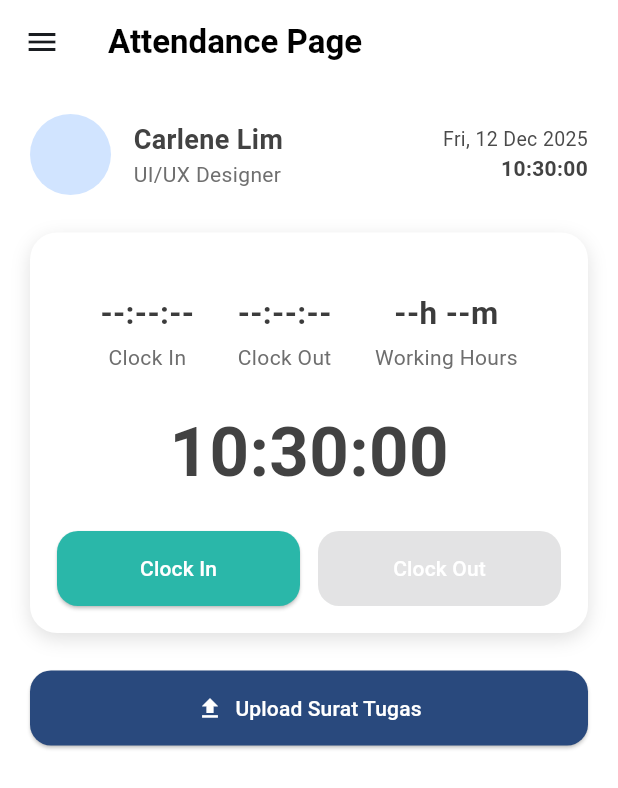
After one commit to MiniMaliZ/PBL3B_HRIS, a Flutter app: the screen it shows after launch, in the side drawer, after a tap on "Attendance", on a phone screen of 412 x 824 dp. The commit adds this screen. Shown: the top 788 px of the screen. Run offline on Flutter 3.47's test engine with Material 3 defaults, Android fonts, the phone set to English and light mode, and no system bars; our stand-ins replace go_router.

Commit message:
Attendance Report

```diff
--- /dev/null
+++ b/CLIENT/lib/features/attendance/attendance_model.dart
@@ -0,0 +1,6 @@
+class Attendance {
+  DateTime? checkIn;
+  DateTime? checkOut;
+
+  Attendance({this.checkIn, this.checkOut});
+}
--- /dev/null
+++ b/CLIENT/lib/features/attendance/attendance_page.dart
@@ -0,0 +1,248 @@
+import 'package:flutter/material.dart';
+import '../../widgets/app_drawer.dart';
+
+class AttendancePage extends StatefulWidget {
+  const AttendancePage({super.key});
+
+  @override
+  State<AttendancePage> createState() => _AttendancePageState();
+}
+
+class _AttendancePageState extends State<AttendancePage> {
+  DateTime selectedTime = DateTime.now();
+  DateTime? checkIn;
+  DateTime? checkOut;
+
+  // jam kerja 08:00 - 16:00
+  final workStart = DateTime(DateTime.now().year, DateTime.now().month, DateTime.now().day, 8);
+  final workEnd = DateTime(DateTime.now().year, DateTime.now().month, DateTime.now().day, 16);
+
+  bool get hasCheckedIn => checkIn != null;
+  bool get hasCheckedOut => checkOut != null;
+
+  /// format jam
+  String formatTime(DateTime t) =>
+      "${t.hour.toString().padLeft(2, '0')}:${t.minute.toString().padLeft(2, '0')}:${t.second.toString().padLeft(2,'0')}";
+
+  String _weekdayString(DateTime d) =>
+      ["Mon","Tue","Wed","Thu","Fri","Sat","Sun"][d.weekday - 1];
+
+  String _monthString(int m) =>
+      ["Jan","Feb","Mar","Apr","May","Jun","Jul","Aug","Sep","Oct","Nov","Dec"][m - 1];
+
+  String formatWorkingHours() {
+    if (checkIn == null || checkOut == null) return "--h --m";
+
+    final diff = checkOut!.difference(checkIn!);
+    final h = diff.inHours;
+    final m = diff.inMinutes.remainder(60);
+    return "${h.toString().padLeft(2,'0')}h ${m.toString().padLeft(2,'0')}m";
+  }
+
+  String get clockInStatus {
+    if (checkIn == null) return "";
+    if (checkIn!.isAfter(workStart)) return "Late";
+    if (checkIn!.isBefore(workStart)) return "Early";
+    return "On Time";
+  }
+
+  String get clockOutStatus {
+    if (checkOut != null) return "You're off the clock!";
+    return "";
+  }
+
+  String get overtimeStatus {
+    if (checkIn == null || checkOut == null) return "";
+
+    final totalMinutes = checkOut!.difference(checkIn!).inMinutes;
+    final overtime = totalMinutes - (8 * 60); // lebih dari 8 jam
+
+    if (overtime > 15) return "Overtime";
+    return "";
+  }
+
+  void handlePunch() {
+    setState(() {
+      if (checkIn == null) {
+        checkIn = selectedTime;
+      } else if (checkOut == null) {
+        checkOut = selectedTime;
+      }
+    });
+  }
+
+  void pickTime() async {
+    final newTime = await showTimePicker(
+      context: context,
+      initialTime: TimeOfDay.fromDateTime(selectedTime),
+    );
+    if (newTime != null) {
+      setState(() {
+        selectedTime = DateTime(
+          selectedTime.year, selectedTime.month, selectedTime.day,
+          newTime.hour, newTime.minute);
+      });
+    }
+  }
+
+  void uploadSuratTugas() {
+    showDialog(
+      context: context,
+      builder: (_) => AlertDialog(
+        title: const Text("Upload Surat Tugas"),
+        content: const Text("Dummy upload dialog"),
+        actions: [
+          TextButton(onPressed: ()=>Navigator.pop(context), child: const Text("OK")),
+        ],
+      ),
+    );
+  }
+
+  @override
+  Widget build(BuildContext context) {
+    return Scaffold(
+      drawer: const AppDrawer(),
+      backgroundColor: Colors.white,
+      appBar: AppBar(
+        backgroundColor: Colors.white, elevation: 0,
+        title: const Text("Attendance Page",
+          style: TextStyle(color: Colors.black, fontWeight: FontWeight.bold)),
+      ),
+
+      body: SingleChildScrollView(
+        padding: const EdgeInsets.all(20),
+        child: Column(children: [
+
+          // =============== PROFILE ===============
+          Row(children: [
+            const CircleAvatar(radius: 27),
+            const SizedBox(width: 15),
+
+            Expanded(child: Column(
+              crossAxisAlignment: CrossAxisAlignment.start,
+              children: const [
+                Text("Carlene Lim", style: TextStyle(fontSize: 18,fontWeight: FontWeight.bold,color: Color(0xFF424242))),
+                Text("UI/UX Designer", style: TextStyle(color: Color(0xFF6F6F6F))),
+              ],
+            )),
+
+            Column(
+              crossAxisAlignment: CrossAxisAlignment.end,
+              children: [
+                Text(
+                  "${_weekdayString(selectedTime)}, ${selectedTime.day} "
+                  "${_monthString(selectedTime.month)} ${selectedTime.year}",
+                  style: const TextStyle(fontSize: 13, color: Color(0xFF4A4A4A)),
+                ),
+                Text(formatTime(selectedTime),
+                    style: const TextStyle(fontSize: 14,fontWeight: FontWeight.bold,color: Color(0xFF424242)))
+              ],
+            )
+          ]),
+
+          const SizedBox(height:25),
+
+          // =============== CARD MAIN ===============
+          Container(
+            padding: const EdgeInsets.all(18),
+            decoration: BoxDecoration(
+                color: Colors.white,
+                borderRadius: BorderRadius.circular(18),
+                boxShadow:[BoxShadow(blurRadius:10,color:Colors.black12,offset: Offset(0,4))]
+            ),
+            child: Column(children:[
+
+              Row(mainAxisAlignment: MainAxisAlignment.spaceEvenly, children: [
+
+                /// CLOCK IN
+                attendanceColumn(
+                  label:"Clock In",
+                  time: checkIn!=null ? formatTime(checkIn!) : "--:--:--",
+                  status: checkIn!=null ? clockInStatus : ""
+                ),
+
+                /// CLOCK OUT
+                attendanceColumn(
+                  label:"Clock Out",
+                  time: checkOut!=null ? formatTime(checkOut!) : "--:--:--",
+                  status: checkOut!=null ? clockOutStatus : ""
+                ),
+
+                /// WORKING HOURS
+                attendanceColumn(
+                  label:"Working Hours",
+                  time: checkOut!=null ? formatWorkingHours() : "--h --m",
+                  status: checkOut!=null && overtimeStatus.isNotEmpty ? overtimeStatus : ""
+                ),
+              ]),
+
+              const SizedBox(height:20),
+
+              GestureDetector(
+                onTap: pickTime,
+                child: Text(formatTime(selectedTime),
+                  style: const TextStyle(fontSize:46,fontWeight:FontWeight.bold,color:Color(0xFF424242))),
+              ),
+
+              const SizedBox(height:20),
+
+              Row(children:[
+
+                Expanded(child: ElevatedButton(
+                  onPressed: handlePunch,
+                  style: ElevatedButton.styleFrom(
+                    backgroundColor:const Color(0xFF2AB7A9),
+                    padding:const EdgeInsets.symmetric(vertical:15),
+                    shape:RoundedRectangleBorder(borderRadius:BorderRadius.circular(14)),
+                  ),
+                  child:const Text("Clock In",style:TextStyle(color:Colors.white)),
+                )),
+
+                const SizedBox(width:12),
+
+                Expanded(child: ElevatedButton(
+                  onPressed: hasCheckedIn ? handlePunch : null,
+                  style: ElevatedButton.styleFrom(
+                    backgroundColor: hasCheckedIn ? const Color(0xFF29497D) : Colors.grey[350],
+                    padding:const EdgeInsets.symmetric(vertical:15),
+                    shape:RoundedRectangleBorder(borderRadius:BorderRadius.circular(14)),
+                  ),
+                  child:const Text("Clock Out",style:TextStyle(color:Colors.white)),
+                )),
+              ]),
+            ]),
+          ),
+
+          const SizedBox(height:25),
+
+          ElevatedButton.icon(
+            onPressed: uploadSuratTugas,
+            icon:const Icon(Icons.upload,color:Colors.white),
+            label:const Text("Upload Surat Tugas",style:TextStyle(color:Colors.white)),
+            style:ElevatedButton.styleFrom(
+              backgroundColor:const Color(0xFF29497D),
+              padding:const EdgeInsets.symmetric(vertical:15),
+              minimumSize:const Size(double.infinity,45),
+              shape:RoundedRectangleBorder(borderRadius:BorderRadius.circular(14)),
+            ),
+          )
+        ]),
+      ),
+    );
+  }
+
+  Widget attendanceColumn({required String label, required String time, required String status}) {
+    return Column(children:[
+
+      status.isNotEmpty
+        ? Text(status,style:const TextStyle(fontSize:13,fontWeight:FontWeight.w600))
+        : const SizedBox(height:18),
+
+      const SizedBox(height:3),
+
+      Text(time, style:const TextStyle(fontSize:21,fontWeight:FontWeight.bold,color:Color(0xFF3C3C3C))),
+      const SizedBox(height:4),
+      Text(label,style:const TextStyle(color:Color(0xFF6E6E6E))),
+    ]);
+  }
+}
--- /dev/null
+++ b/CLIENT/lib/features/attendance/attendance_service.dart
@@ -0,0 +1,26 @@
+import 'attendance_model.dart';
+
+class AttendanceService {
+  Attendance attendance = Attendance();
+
+  bool isSameDay(DateTime a, DateTime b) {
+    return a.year == b.year &&
+        a.month == b.month &&
+        a.day == b.day;
+  }
+
+  /// punch otomatis:
+  /// - kalau belum check in ⇒ check in
+  /// - kalau sudah check in ⇒ check out
+  void punch() {
+    final now = DateTime.now();
+
+    if (attendance.checkIn == null ||
+        !isSameDay(attendance.checkIn!, now)) {
+      attendance.checkIn = now;
+      attendance.checkOut = null;
+    } else if (attendance.checkOut == null) {
+      attendance.checkOut = now;
+    }
+  }
+}
--- a/CLIENT/lib/routes/app_routes.dart
+++ b/CLIENT/lib/routes/app_routes.dart
@@ -2,6 +2,8 @@ import 'package:go_router/go_router.dart';
 import '../features/splash/screens/splash_screen.dart';
 import '../features/home/screens/home_screen.dart';
 import '../features/superior/screens/superior_screen.dart';
+import '../features/attendance/attendance_page.dart';
+import '../features/attendance_report/attendance_report_page.dart';
 
 class AppRoutes {
   static final router = GoRouter(
@@ -19,6 +21,15 @@ class AppRoutes {
         path: '/superior',
         builder: (context, state) => const SuperiorScreen(),
       ),
+      GoRoute(
+        path: '/attendance',
+        builder: (context, state) => const AttendancePage(),
+      ),
+        GoRoute(
+        path: '/attendance_report_page',
+        builder: (context, state) => AttendanceReportPage(),
+
+      ),
     ],
   );
 }
--- a/CLIENT/lib/widgets/app_drawer.dart
+++ b/CLIENT/lib/widgets/app_drawer.dart
@@ -30,6 +30,19 @@ class AppDrawer extends StatelessWidget {
             title: const Text("Superior"),
             onTap: () => context.go('/superior'),
           ),
+           ListTile(
+            leading: const Icon(Icons.fingerprint),
+            title: const Text("Attendance"),
+            onTap: () => context.go('/attendance'),
+          ),
+          ListTile(
+            leading: const Icon(Icons.fingerprint),
+            title: const Text("Attendance Report"),
+            onTap: () {
+              context.go('/attendance_report_page');
+            },
+          ),
+
         ],
       ),
     );
--- a/CLIENT/pubspec.yaml
+++ b/CLIENT/pubspec.yaml
@@ -32,6 +32,7 @@ dependencies:
     sdk: flutter
   go_router: ^14.0.0
   http: ^1.2.0
+  url_launcher: ^6.2.0
 
   # The following adds the Cupertino Icons font to your application.
   # Use with the CupertinoIcons class for iOS style icons.
```
Also changed, not shown: CLIENT/lib/features/attendance_report/attendance_report_page.dart (added, +246 -0 lines), CLIENT/pubspec.lock, 15 other files.
